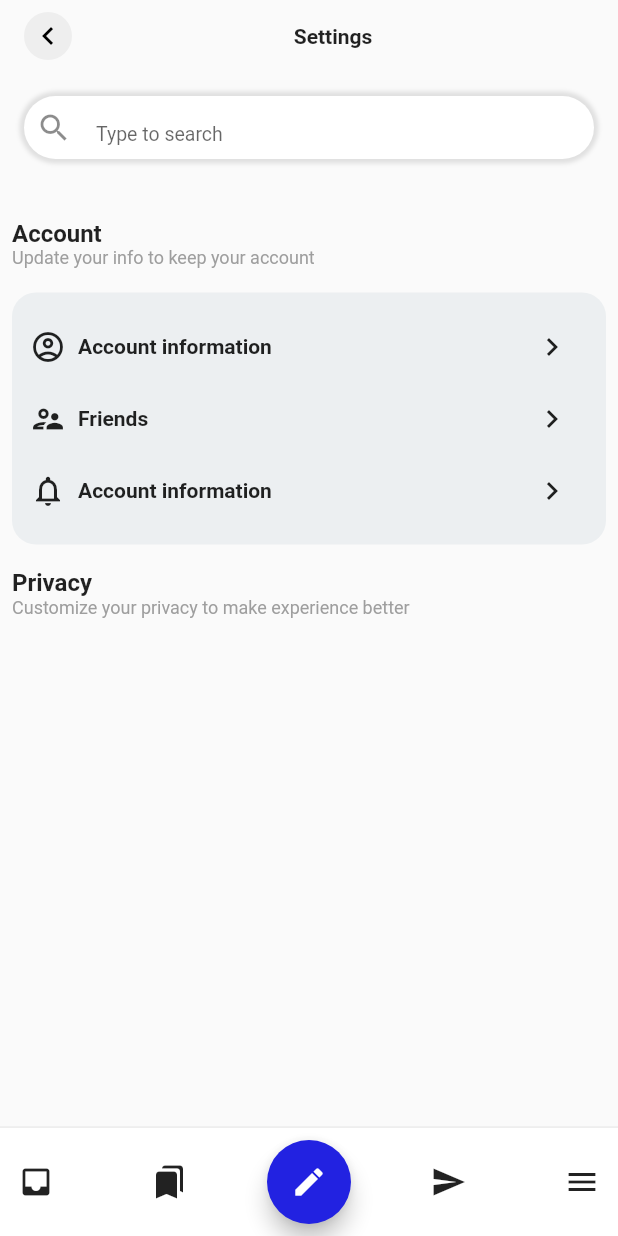
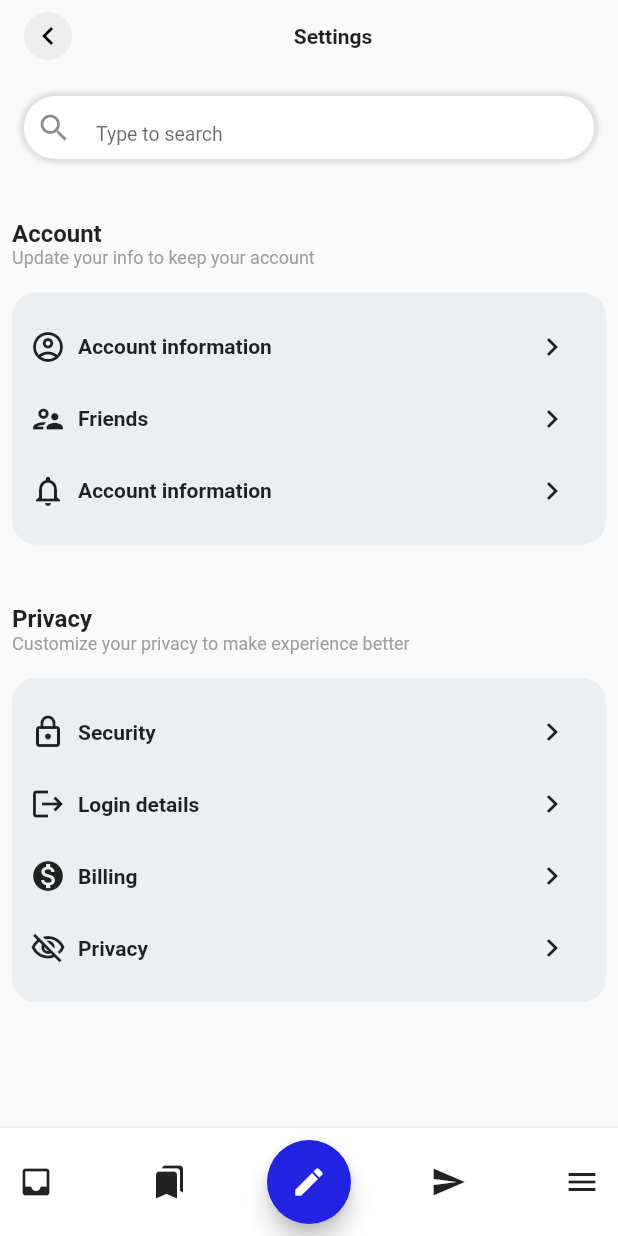
Before and after one commit to JAICHANGPARK/flutter_notebook_17th_story, a Flutter app: the screen it shows after launch, on a phone screen of 412 x 824 dp. Run offline on Flutter 3.47's test engine with Material 2 defaults, Android fonts, the phone set to English and light mode, and no system bars; our stand-ins replace badges, cached_network_image, fl_chart, flutter_riverpod, freezed_annotation, google_fonts and 3 more.

Commit message:
Update account_setting_home_page.dart

```diff
--- a/lib/ep1049_account_settings/src/ui/account_setting_home_page.dart
+++ b/lib/ep1049_account_settings/src/ui/account_setting_home_page.dart
@@ -101,7 +101,7 @@ class AccountSettingHomePage extends StatelessWidget {
                               ),
                               const Text(
                                 "Account information",
-                                style: const TextStyle(
+                                style: TextStyle(
                                   fontWeight: FontWeight.bold,
                                 ),
                               ),
@@ -160,6 +160,7 @@ class AccountSettingHomePage extends StatelessWidget {
                       ),
                     ),
                   ),
+                  SizedBox(height: 24,),
                   Padding(
                     padding: const EdgeInsets.all(8.0),
                     child: Column(
@@ -180,6 +181,101 @@ class AccountSettingHomePage extends StatelessWidget {
                           ),
                         ),
                       ],
+                    ),
+                  ),
+                  Padding(
+                    padding: const EdgeInsets.all(8.0),
+                    child: Container(
+                      padding: const EdgeInsets.all(12),
+                      decoration: BoxDecoration(color: Colors.blueGrey[50], borderRadius: BorderRadius.circular(16)),
+                      child: Column(
+                        children: [
+                          Row(
+                            children: [
+                              const Icon(Icons.lock_outlined),
+                              const SizedBox(
+                                width: 8,
+                              ),
+                              const Text(
+                                "Security",
+                                style: TextStyle(
+                                  fontWeight: FontWeight.bold,
+                                ),
+                              ),
+                              const Spacer(),
+                              IconButton(
+                                onPressed: () {},
+                                icon: const Icon(
+                                  Icons.keyboard_arrow_right,
+                                ),
+                              )
+                            ],
+                          ),
+                          Row(
+                            children: [
+                              const Icon(Icons.logout),
+                              const SizedBox(
+                                width: 8,
+                              ),
+                              const Text(
+                                "Login details",
+                                style: TextStyle(
+                                  fontWeight: FontWeight.bold,
+                                ),
+                              ),
+                              const Spacer(),
+                              IconButton(
+                                onPressed: () {},
+                                icon: const Icon(
+                                  Icons.keyboard_arrow_right,
+                                ),
+                              )
+                            ],
+                          ),
+                          Row(
+                            children: [
+                              const Icon(Icons.monetization_on),
+                              const SizedBox(
+                                width: 8,
+                              ),
+                              const Text(
+                                "Billing",
+                                style: TextStyle(
+                                  fontWeight: FontWeight.bold,
+                                ),
+                              ),
+                              const Spacer(),
+                              IconButton(
+                                onPressed: () {},
+                                icon: const Icon(
+                                  Icons.keyboard_arrow_right,
+                                ),
+                              )
+                            ],
+                          ),
+                          Row(
+                            children: [
+                              const Icon(Icons.visibility_off_outlined),
+                              const SizedBox(
+                                width: 8,
+                              ),
+                              const Text(
+                                "Privacy",
+                                style: TextStyle(
+                                  fontWeight: FontWeight.bold,
+                                ),
+                              ),
+                              const Spacer(),
+                              IconButton(
+                                onPressed: () {},
+                                icon: const Icon(
+                                  Icons.keyboard_arrow_right,
+                                ),
+                              )
+                            ],
+                          )
+                        ],
+                      ),
                     ),
                   ),
                 ],
```
